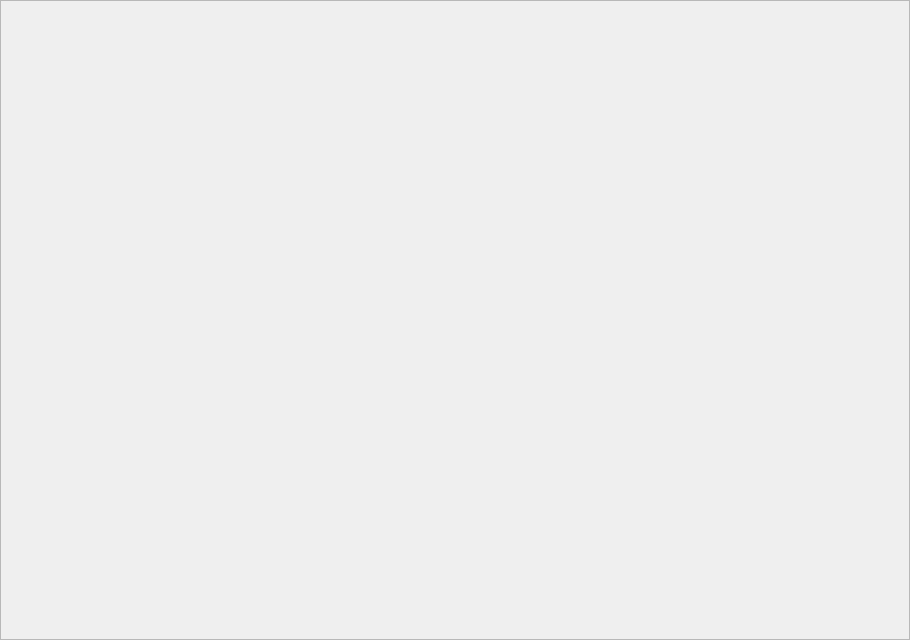
CShisan/wx-manager, file sources/views/carrier/carrier.ui: the form before one commit.
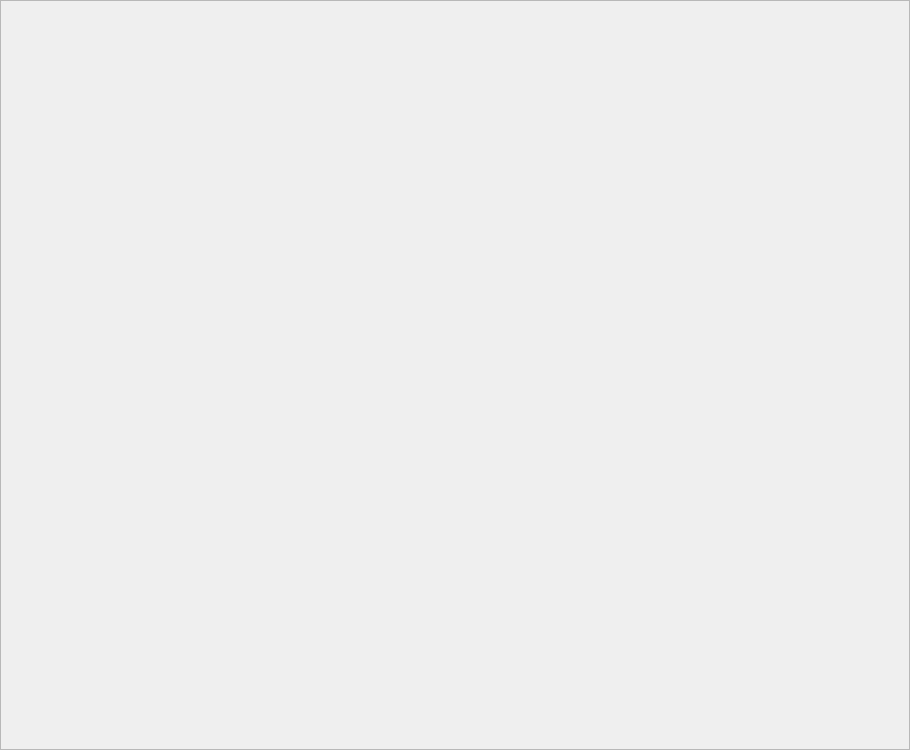
The form after the commit.

Patch:
```diff
--- a/sources/views/carrier/carrier.ui
+++ b/sources/views/carrier/carrier.ui
@@ -7,13 +7,13 @@
     <x>0</x>
     <y>0</y>
     <width>910</width>
-    <height>640</height>
+    <height>750</height>
    </rect>
   </property>
   <property name="minimumSize">
    <size>
     <width>910</width>
-    <height>640</height>
+    <height>650</height>
    </size>
   </property>
   <property name="windowTitle">
```
